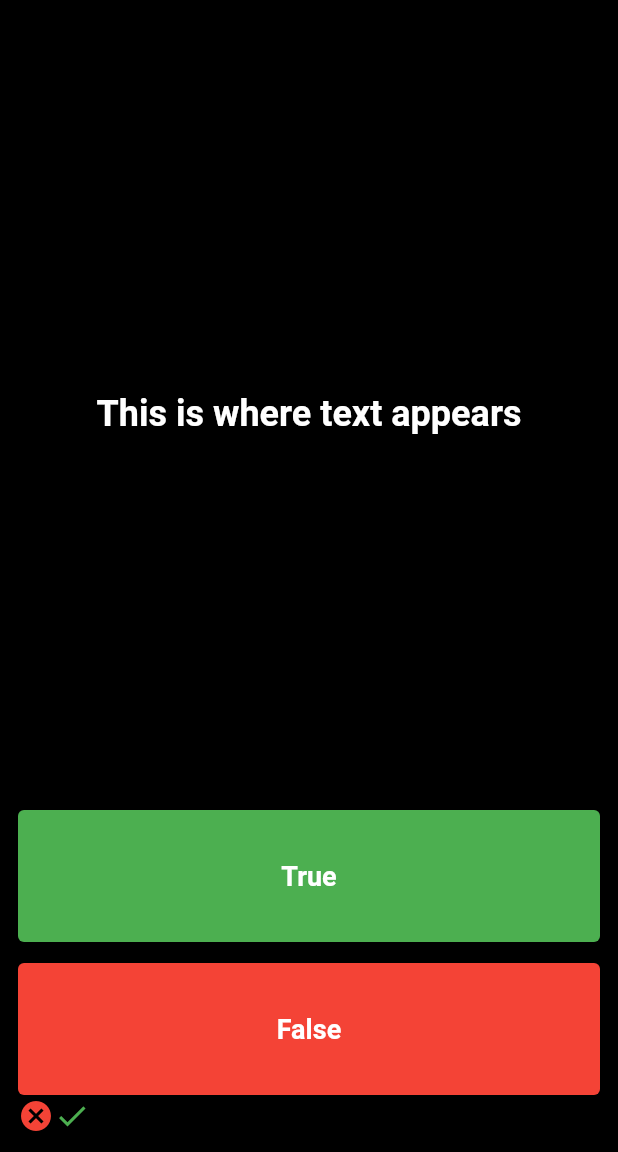
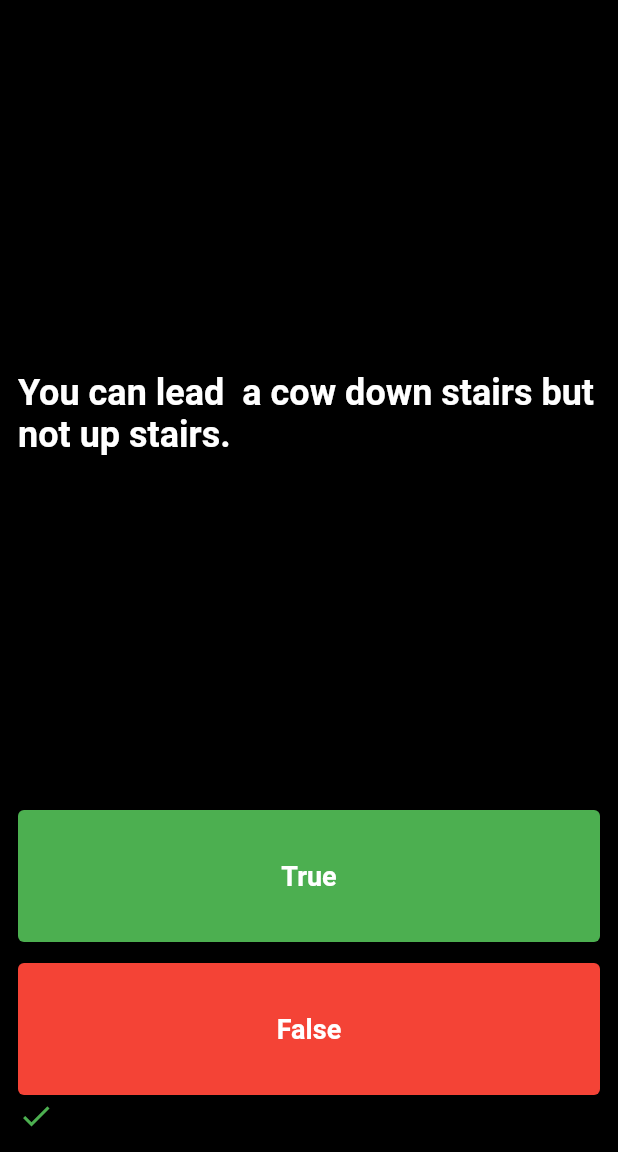
Before and after one commit to ank809/Quizzler, a Flutter app: the screen it shows after launch, after a tap on "True", on a phone screen of 412 x 824 dp, the part 84-1236 px from its top. Run offline on Flutter 3.47's test engine with Material 2 defaults, Android fonts, the phone set to English and light mode, and no system bars.

Commit message:
new files has been added

```diff
--- a/lib/main.dart
+++ b/lib/main.dart
@@ -1,6 +1,6 @@
 import 'package:flutter/material.dart';
-import 'questions.dart';
 import 'quiz_brain.dart';
+QuizBrain quizBrain= QuizBrain();
 void main(){
   runApp(MyApp());
 }
@@ -31,7 +31,21 @@ class Quizzer extends StatefulWidget {
 }
 
 class _QuizzerState extends State<Quizzer> {
-  int questionNumber=0;
+  List<Icon> scorekeeper= [];
+
+  void checkAnswer(bool userAnswer){
+    bool correctAnswer= quizBrain.getcorrectAnswer();
+     setState(() {
+    if(userAnswer==correctAnswer){
+     scorekeeper.add( Icon(Icons.check, color: Colors.green,));
+
+    }
+    else{
+      scorekeeper.add( Icon(Icons.close, color: Colors.red,));
+    }
+      quizBrain.nextQuestion();
+    });
+  }
   @override
   Widget build(BuildContext context) {
     return Container(
@@ -45,8 +59,7 @@ class _QuizzerState extends State<Quizzer> {
             child: Center(
               child:
               Text(
-               // quiz_brain.getquestion(questionNumber)
-               'This is where text appears',
+                quizBrain.getquestionText(),
               style: TextStyle(color: Colors.white,
                 fontSize: 24.0,
                 fontWeight: FontWeight.bold,),
@@ -54,7 +67,9 @@ class _QuizzerState extends State<Quizzer> {
             ),
           ),
           Expanded(child:
-          TextButton(onPressed: (){},
+          TextButton(onPressed: (){
+            checkAnswer(true);
+          },
           child:
           Text('True',
             style: TextStyle(color: Colors.white,
@@ -65,8 +80,11 @@ class _QuizzerState extends State<Quizzer> {
          )
           ),
           SizedBox(height: 14.0,),
+
           Expanded(child:
-          TextButton(onPressed: (){},
+          TextButton(onPressed: (){
+            checkAnswer(false);
+          },
           child:
           Text('False',
             style: TextStyle(color: Colors.white,
@@ -78,10 +96,7 @@ class _QuizzerState extends State<Quizzer> {
           ),
           SizedBox(height: 2.0,),
           Row(
-            children: [
-              Icon(Icons.cancel, color: Colors.red,),
-              Icon(Icons.check, color: Colors.green,),
-            ],
+            children: scorekeeper,
           ),
         ],
       ),
--- a/lib/quiz_brain.dart
+++ b/lib/quiz_brain.dart
@@ -1,7 +1,8 @@
 import 'questions.dart';
 
 class QuizBrain{
-  List<Question> questionBank= [
+  int _questionNumber=0;
+  List<Question> _questionBank= [
     Question (q: 'Some cats are actually allergic to humans.' ,a: true),
     Question (q: 'You can lead  a cow down stairs but not up stairs.' ,a: false),
     Question (q: 'Approximately one quarter of human bones are present in the feet.' ,a: true),
@@ -17,8 +18,15 @@ class QuizBrain{
     Question (q: 'Google was originally called \"Backrub\" .' ,a: true),
     Question (q: 'Chocolate affects a dog\'s heart  and nervous system; a few ounces are enough to kill a small dog.' ,a: true),
   ];
-
-  String getquestion(int questionNumber){
-    return questionBank[questionNumber].questionText;
+  void nextQuestion(){
+    if(_questionNumber< _questionBank.length-1){
+      _questionNumber++;
+    }
+  }
+  String getquestionText(){
+    return _questionBank[_questionNumber].questionText;
+  }
+  bool getcorrectAnswer(){
+    return _questionBank[_questionNumber].answer;
   }
 }
--- a/pubspec.yaml
+++ b/pubspec.yaml
@@ -30,6 +30,7 @@ environment:
 dependencies:
   flutter:
     sdk: flutter
+  rflutter_alert: ^2.0.7
 
 
   # The following adds the Cupertino Icons font to your application.
```
Also changed, not shown: lib/questions.dart (line endings or trailing spaces), pubspec.lock.
